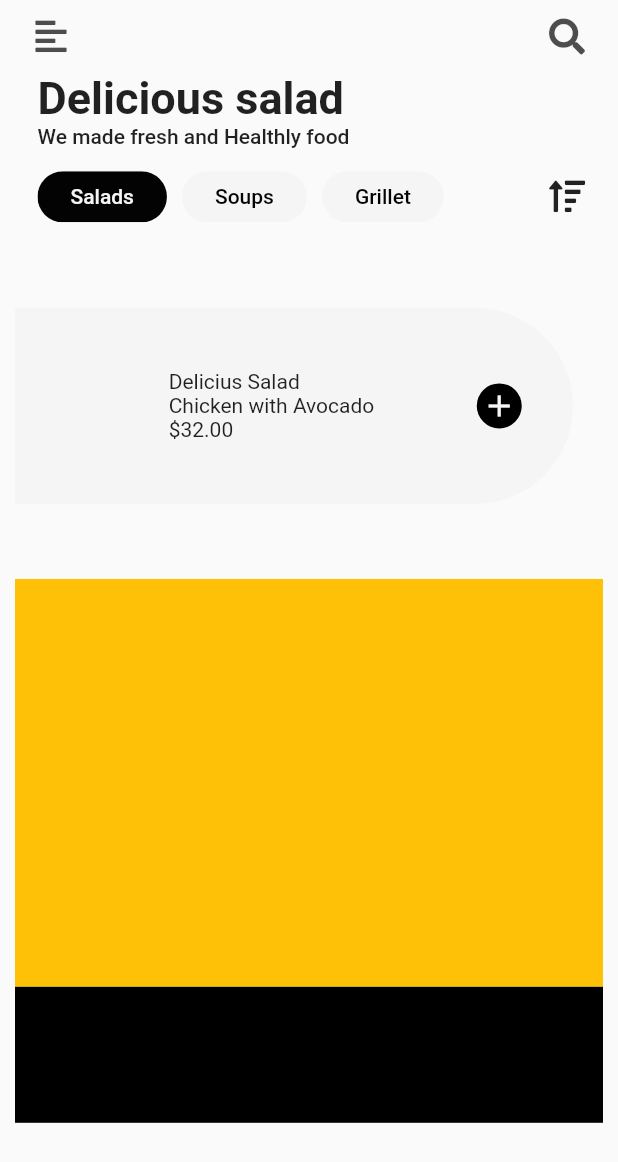
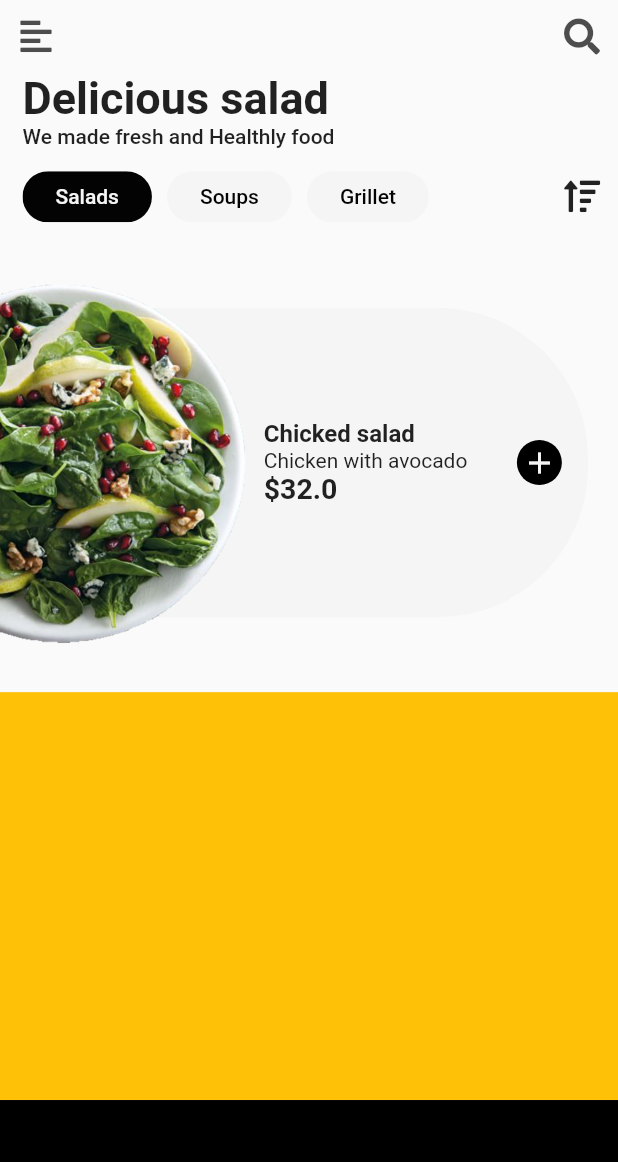
Before and after one commit to klauscj1/capacitacion_icreativa_flutter_pfinal, a Flutter app: the HomePage screen opened by its route, on a phone screen of 412 x 824 dp. Shown: the top 1162 px of the screen. Run offline on Flutter 3.47's test engine with Material 2 defaults, Android fonts, the phone set to English and light mode, and no system bars; our stand-ins replace font_awesome_flutter.

Commit message:
home desing princpial widget

```diff
--- /dev/null
+++ b/lib/models/principal_model.dart
@@ -0,0 +1,55 @@
+class PrincipalModel {
+  PrincipalModel({
+    this.id,
+    this.nombre,
+    this.descripcion,
+    this.precio,
+    this.image,
+  });
+
+  int id;
+  String nombre;
+  String descripcion;
+  double precio;
+  String image;
+
+  factory PrincipalModel.fromJson(Map<String, dynamic> json) => PrincipalModel(
+        id: json["id"],
+        nombre: json["nombre"],
+        descripcion: json["descripcion"],
+        precio: json["precio"].toDouble(),
+        image: json["image"],
+      );
+
+  Map<String, dynamic> toJson() => {
+        "id": id,
+        "nombre": nombre,
+        "descripcion": descripcion,
+        "precio": precio,
+        "image": image,
+      };
+}
+
+final List<PrincipalModel> principales = [
+  PrincipalModel(
+    id: 1,
+    nombre: 'Chicked salad',
+    descripcion: 'Chicken with avocado',
+    image: 'assets/images/picture7.png',
+    precio: 32.00,
+  ),
+  PrincipalModel(
+    id: 2,
+    nombre: 'Chicked with pepino',
+    descripcion: 'Chicken pepino',
+    image: 'assets/images/picture4.png',
+    precio: 22.35,
+  ),
+  PrincipalModel(
+    id: 3,
+    nombre: 'Vegetables with chicken',
+    descripcion: 'Chicken vegetables',
+    image: 'assets/images/picture8.png',
+    precio: 12.50,
+  ),
+];
--- a/lib/ui/pages/home_page.dart
+++ b/lib/ui/pages/home_page.dart
@@ -1,5 +1,6 @@
 import 'package:flutter/material.dart';
 import 'package:font_awesome_flutter/font_awesome_flutter.dart';
+import 'package:proyecto_final_capacitacion/models/principal_model.dart';
 import 'package:proyecto_final_capacitacion/ui/widgets/principal_widget.dart';
 import 'package:proyecto_final_capacitacion/ui/widgets/tipos_chip_widget.dart';
 
@@ -10,7 +11,7 @@ class HomePage extends StatelessWidget {
   Widget build(BuildContext context) {
     return Scaffold(
       body: Padding(
-        padding: const EdgeInsets.symmetric(horizontal: 10.0),
+        padding: const EdgeInsets.symmetric(horizontal: 0.0),
         child: Column(
           crossAxisAlignment: CrossAxisAlignment.start,
           children: [
@@ -20,7 +21,15 @@ class HomePage extends StatelessWidget {
               height: MediaQuery.of(context).size.height * .01,
             ),
             tipos(context),
-            PrincipalWidget(),
+            Expanded(
+              child: PageView(
+                children: [
+                  PrincipalWidget(producto: principales[0]),
+                  PrincipalWidget(producto: principales[1]),
+                  PrincipalWidget(producto: principales[2]),
+                ],
+              ),
+            ),
             secundarios(context),
             navigationBar(context)
           ],
--- a/lib/ui/widgets/principal_widget.dart
+++ b/lib/ui/widgets/principal_widget.dart
@@ -1,7 +1,10 @@
 import 'package:flutter/material.dart';
+import 'package:proyecto_final_capacitacion/models/principal_model.dart';
+import 'package:proyecto_final_capacitacion/ui/pages/detail_product_page.dart';
 
 class PrincipalWidget extends StatelessWidget {
-  const PrincipalWidget({Key key}) : super(key: key);
+  final PrincipalModel producto;
+  const PrincipalWidget({Key key, @required this.producto}) : super(key: key);
 
   @override
   Widget build(BuildContext context) {
@@ -9,10 +12,13 @@ class PrincipalWidget extends StatelessWidget {
     return Container(
       height: size.height * .28,
       color: Colors.transparent,
-      child: Center(
+      child: Stack(
+        children: [
+          Center(
             child: Padding(
               padding: const EdgeInsets.only(
                   left: 0.0, right: 20.0, top: 50, bottom: 50),
+              child: GestureDetector(
                   child: Container(
                     width: double.infinity,
                     decoration: BoxDecoration(
@@ -25,17 +31,38 @@ class PrincipalWidget extends StatelessWidget {
                     child: Row(
                       mainAxisAlignment: MainAxisAlignment.spaceAround,
                       children: [
-                SizedBox(),
+                        SizedBox(
+                          width: size.width * .30,
+                        ),
+                        Row(
+                          children: [
                             Column(
                               mainAxisAlignment: MainAxisAlignment.center,
                               crossAxisAlignment: CrossAxisAlignment.start,
                               children: [
-                    Text('Delicius Salad'),
-                    Text('Chicken with Avocado'),
-                    Text('\$32.00')
+                                Text(
+                                  producto.nombre,
+                                  style: TextStyle(
+                                    fontSize: 16,
+                                    fontWeight: FontWeight.bold,
+                                  ),
+                                  maxLines: 2,
+                                ),
+                                Text(producto.descripcion),
+                                Text(
+                                  '\$${producto.precio}',
+                                  style: TextStyle(
+                                    fontSize: 19,
+                                    fontWeight: FontWeight.bold,
+                                  ),
+                                )
                               ],
                             ),
-                Container(
+                            SizedBox(
+                              width: size.width * .08,
+                            ),
+                            GestureDetector(
+                              child: Container(
                                 width: 30,
                                 height: 30,
                                 decoration: BoxDecoration(
@@ -47,11 +74,50 @@ class PrincipalWidget extends StatelessWidget {
                                     color: Theme.of(context).accentColor,
                                   ),
                                 ),
+                              ),
+                              onTap: () {
+                                print('clic en el btn add');
+                              },
+                            )
+                          ],
                         )
                       ],
                     ),
                   ),
+                  onTap: () {
+                    Navigator.push(
+                        context,
+                        MaterialPageRoute(
+                            builder: (BuildContext context) =>
+                                DetailProductPage(
+                                  producto: producto,
+                                )));
+                  }),
             ),
+          ),
+          Positioned(
+            left: size.width * -.20,
+            top: 30,
+            bottom: 30,
+            child: Hero(
+              tag: 'prod-${producto.id}',
+              child: GestureDetector(
+                child: Image.asset(
+                  producto.image,
+                  width: size.width * .6,
+                ),
+                onTap: () {
+                  Navigator.push(
+                      context,
+                      MaterialPageRoute(
+                          builder: (BuildContext context) => DetailProductPage(
+                                producto: producto,
+                              )));
+                },
+              ),
+            ),
+          ),
+        ],
       ),
     );
   }
```
Also changed, not shown: lib/ui/pages/detail_product_page.dart (added, +51 -0 lines), 2 other files. Lines whose indentation alone changed are shown as unchanged.
